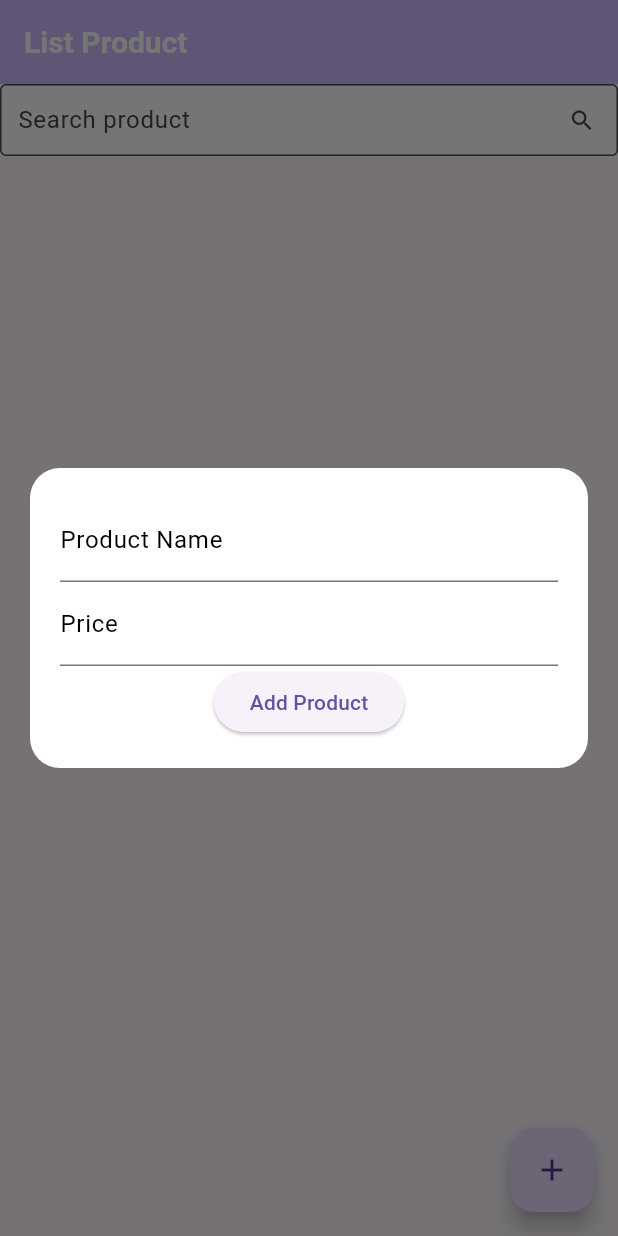
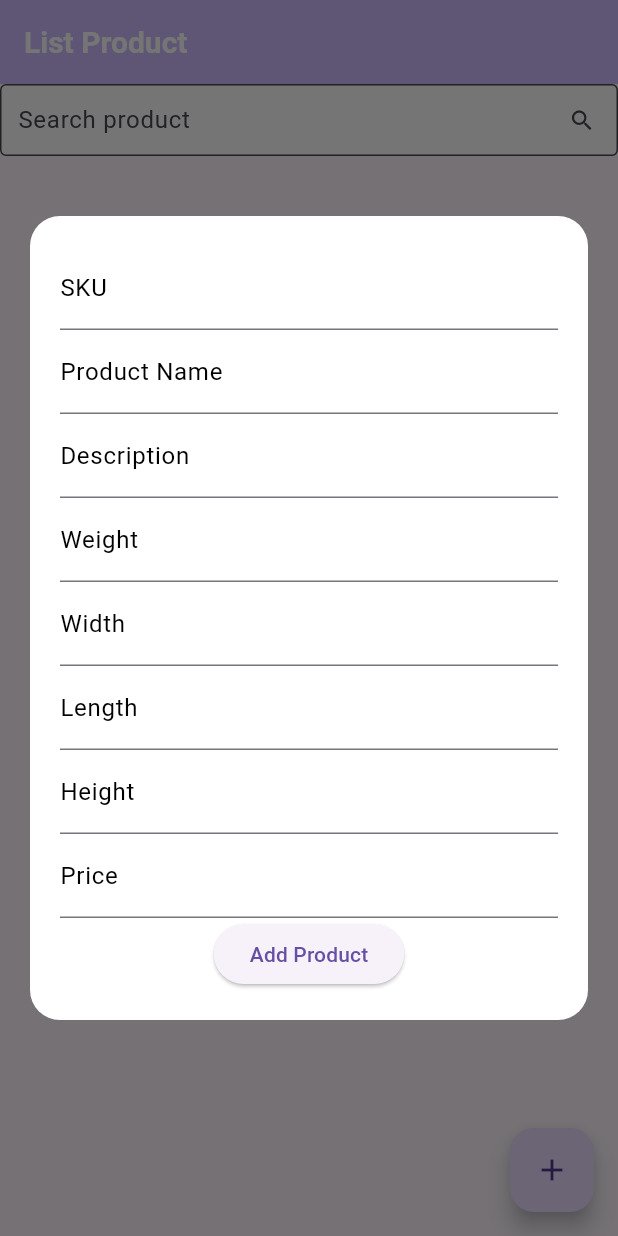
Before and after one commit to revarnami/klontong, a Flutter app: the screen it shows after launch, after a tap on the "add" icon, on a phone screen of 412 x 824 dp. Run offline on Flutter 3.47's test engine with Material 3 defaults, Android fonts, the phone set to English and light mode, and no system bars; our stand-ins replace dartz, equatable, get_it, go_router; network calls fail.

Commit message:
Adding more input when adding product

```diff
--- /dev/null
+++ b/lib/core/widgets/custom_text_field.dart
@@ -0,0 +1,18 @@
+import 'package:flutter/material.dart';
+
+class TextFieldTypeText extends StatelessWidget {
+  const TextFieldTypeText({required this.controller, super.key});
+
+  final TextEditingController controller;
+
+  @override
+  Widget build(BuildContext context) {
+    return TextField(
+      keyboardType: TextInputType.text,
+      controller: controller,
+      decoration: const InputDecoration(
+        labelText: 'SKU',
+      ),
+    );
+  }
+}
--- a/lib/src/product/presentation/screens/add_product_dialog.dart
+++ b/lib/src/product/presentation/screens/add_product_dialog.dart
@@ -6,10 +6,22 @@ class AddProductDialog extends StatelessWidget {
   const AddProductDialog({
     required this.productNameController,
     required this.priceController,
+    required this.skuController,
+    required this.descriptionController,
+    required this.weightController,
+    required this.widthController,
+    required this.lengthController,
+    required this.heightController,
     super.key,
   });
 
   final TextEditingController productNameController;
+  final TextEditingController skuController;
+  final TextEditingController descriptionController;
+  final TextEditingController weightController;
+  final TextEditingController widthController;
+  final TextEditingController lengthController;
+  final TextEditingController heightController;
   final TextEditingController priceController;
 
   @override
@@ -28,12 +40,56 @@ class AddProductDialog extends StatelessWidget {
             mainAxisSize: MainAxisSize.min,
             children: [
               TextField(
+                keyboardType: TextInputType.text,
+                controller: skuController,
+                decoration: const InputDecoration(
+                  labelText: 'SKU',
+                ),
+              ),
+              TextField(
+                keyboardType: TextInputType.text,
                 controller: productNameController,
                 decoration: const InputDecoration(
                   labelText: 'Product Name',
                 ),
               ),
               TextField(
+                keyboardType: TextInputType.text,
+                controller: descriptionController,
+                decoration: const InputDecoration(
+                  labelText: 'Description',
+                ),
+              ),
+              TextField(
+                keyboardType: TextInputType.number,
+                controller: weightController,
+                decoration: const InputDecoration(
+                  labelText: 'Weight',
+                ),
+              ),
+              TextField(
+                keyboardType: TextInputType.number,
+                controller: widthController,
+                decoration: const InputDecoration(
+                  labelText: 'Width',
+                ),
+              ),
+              TextField(
+                keyboardType: TextInputType.number,
+                controller: lengthController,
+                decoration: const InputDecoration(
+                  labelText: 'Length',
+                ),
+              ),
+              TextField(
+                keyboardType: TextInputType.number,
+                controller: heightController,
+                decoration: const InputDecoration(
+                  labelText: 'Height',
+                ),
+              ),
+              TextField(
+                keyboardType: TextInputType.number,
                 controller: priceController,
                 decoration: const InputDecoration(
                   labelText: 'Price',
@@ -43,13 +99,13 @@ class AddProductDialog extends StatelessWidget {
                 onPressed: () async {
                   final productNotifier = context.read<ProductNotifier>();
                   await productNotifier.addingProduct(
-                    'random sku',
+                    skuController.text,
                     productNameController.text,
-                    'No Description',
-                    0,
-                    0,
-                    0,
-                    0,
+                    descriptionController.text,
+                    int.parse(weightController.text),
+                    int.parse(widthController.text),
+                    int.parse(lengthController.text),
+                    int.parse(heightController.text),
                     'https://loremflickr.com/640/480/food',
                     int.parse(priceController.text),
                   );
--- a/lib/src/product/presentation/screens/list_product_screen.dart
+++ b/lib/src/product/presentation/screens/list_product_screen.dart
@@ -18,6 +18,12 @@ class ListProductScreen extends StatefulWidget {
 class _ListProductScreenState extends State<ListProductScreen> {
   final searchController = TextEditingController();
   final productNameController = TextEditingController();
+  final skukuController = TextEditingController();
+  final descriptionController = TextEditingController();
+  final weightController = TextEditingController();
+  final widthController = TextEditingController();
+  final lengthController = TextEditingController();
+  final heightController = TextEditingController();
   final priceController = TextEditingController();
   final searchFocus = FocusNode();
 
@@ -37,7 +43,8 @@ class _ListProductScreenState extends State<ListProductScreen> {
 
   @override
   Widget build(BuildContext context) {
-    final listProduct = context.watch<ProductNotifier>().filteredProduct;
+    final productNotifier = context.watch<ProductNotifier>();
+    final listProduct = productNotifier.filteredProduct;
 
     return Scaffold(
       appBar: AppBar(
@@ -114,10 +121,16 @@ class _ListProductScreenState extends State<ListProductScreen> {
               child: AddProductDialog(
                 productNameController: productNameController,
                 priceController: priceController,
+                skuController: skukuController,
+                descriptionController: descriptionController,
+                weightController: weightController,
+                widthController: widthController,
+                lengthController: lengthController,
+                heightController: heightController,
               ),
             ),
           );
-          await context.read<ProductNotifier>().gettingProducts();
+          await productNotifier.gettingProducts();
         },
         tooltip: 'Add Product',
         child: const Icon(Icons.add),
```
